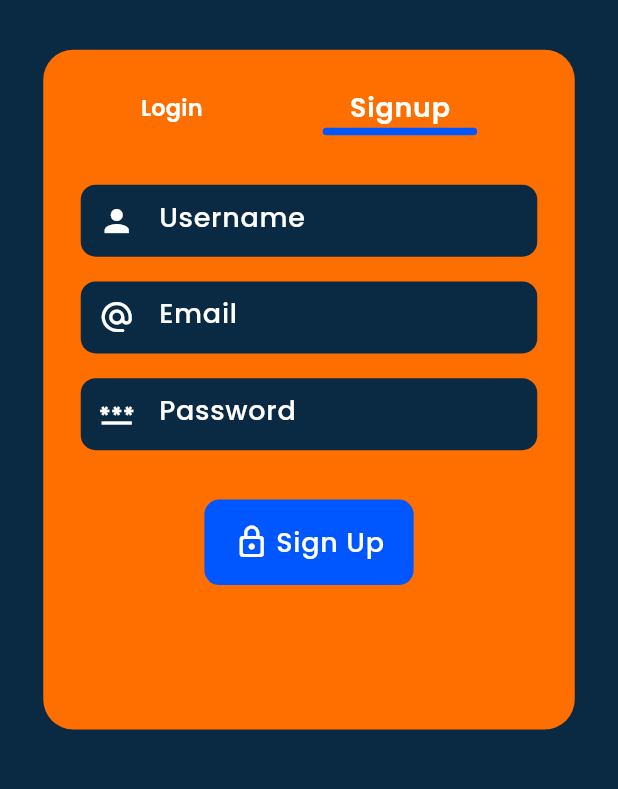
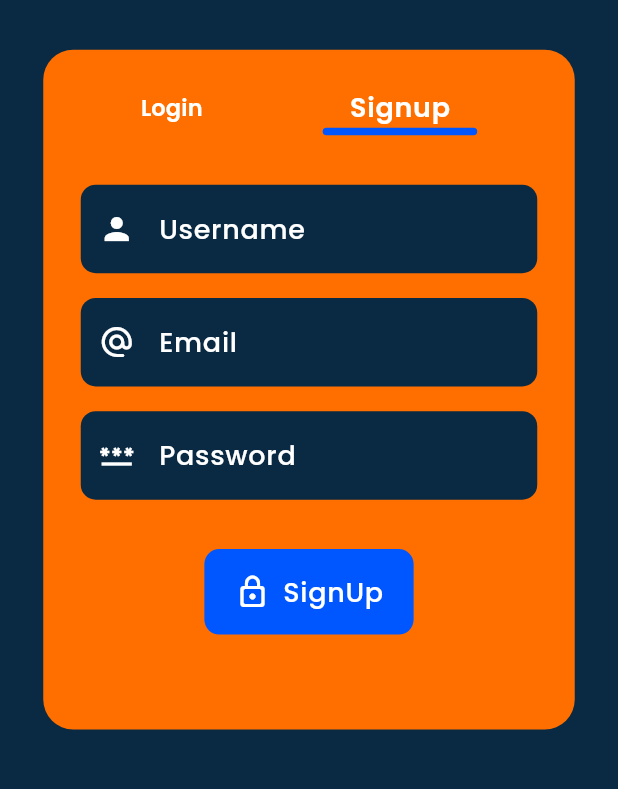
Before and after one commit to huzaifa-huzzi/chatify-Project, a Flutter app: the LoginScreen screen opened directly, after a tap on "Signup", on a phone screen of 412 x 824 dp, the part 280-1069 px from its top. Run offline on Flutter 3.47's test engine with Material 3 defaults, Android fonts, the phone set to English and light mode, and no system bars; our stand-ins replace firebase_auth, firebase_core, firebase_database, flutter_svg, fluttertoast, get and 2 more; accounts and stored records are empty; generated files the repository leaves out were written again.

Commit message:
Making Chat App

```diff
--- a/lib/Resources/Reusable Widgets/RoundedButton.dart
+++ b/lib/Resources/Reusable Widgets/RoundedButton.dart
@@ -1,12 +1,17 @@
 import 'package:flutter/material.dart';
 import 'package:loading_indicator/loading_indicator.dart';
-
 
 class RoundedButton extends StatefulWidget {
   final String title;
   final VoidCallback onTap;
-   final bool loading ;
-  const RoundedButton({super.key,required this.title,required this.onTap,this.loading = false});
+  final bool loading;
+
+  const RoundedButton({
+    super.key,
+    required this.title,
+    required this.onTap,
+    this.loading = false,
+  });
 
   @override
   State<RoundedButton> createState() => _RoundedButtonState();
@@ -15,22 +20,39 @@ class RoundedButton extends StatefulWidget {
 class _RoundedButtonState extends State<RoundedButton> {
   @override
   Widget build(BuildContext context) {
-    final height = MediaQuery.sizeOf(context).height;
     final width = MediaQuery.sizeOf(context).width;
+
     return InkWell(
-      onTap:widget.onTap ,
+      onTap: widget.loading ? null : widget.onTap,
       child: Container(
-        padding: EdgeInsets.all(15),
+        padding: const EdgeInsets.all(15),
         decoration: BoxDecoration(
           borderRadius: BorderRadius.circular(10),
-          color: Theme.of(context).colorScheme.primary,
+          color: widget.loading
+              ? Colors.grey
+              : Theme.of(context).colorScheme.primary,
         ),
         child: Row(
           mainAxisAlignment: MainAxisAlignment.center,
           children: [
-            widget.loading ? const LoadingIndicator(indicatorType:Indicator.ballClipRotate,colors:[Colors.white],)  :   Icon(Icons.lock_outline_rounded),
-            SizedBox(width: width * 0.01,),
-            Text(widget.title,style: Theme.of(context).textTheme.bodyLarge,)
+            widget.loading
+                ? SizedBox(
+              height: 24,
+              width: 24,
+              child: LoadingIndicator(
+                indicatorType: Indicator.ballClipRotate,
+                colors: [Colors.white],
+              ),
+            )
+                : const Icon(Icons.lock_outline_rounded, color: Colors.white),
+            SizedBox(width: width * 0.02),
+            Text(
+              widget.title,
+              style: Theme.of(context)
+                  .textTheme
+                  .bodyLarge
+                  ?.copyWith(color: Colors.white),
+            ),
           ],
         ),
       ),
--- a/lib/Utils/Utils.dart
+++ b/lib/Utils/Utils.dart
@@ -10,6 +10,30 @@ class Utils{
     FocusScope.of(context).requestFocus(nextFocus);
   }
 
+  /// Email validation for the LoginForm
+  String? validateEmail(String? value) {
+    if (value == null || value.isEmpty) {
+      return "Email cannot be empty";
+    }
+    final emailPattern =
+        r"^[a-zA-Z0-9]+@[a-zA-Z]+\.[a-zA-Z]{2,}$";
+    final regex = RegExp(emailPattern);
+    if (!regex.hasMatch(value)) {
+      return "Enter a valid email address";
+    }
+    return null;
+  }
+
+
+  /// Password Validation for the Login Form
+  String? validatePassword(String? value) {
+    if (value == null || value.isEmpty) {
+      return "Password cannot be empty";
+    } else if (value.length < 6) {
+      return "Password must be at least 6 characters";
+    }
+    return null;
+  }
 
   /// toastMessage
   static toastMessage(String message){
--- a/lib/View/Authentication/LoginScreen/LoginScreen.dart
+++ b/lib/View/Authentication/LoginScreen/LoginScreen.dart
@@ -55,7 +55,7 @@ class _LoginScreenState extends State<LoginScreen> {
                     duration: const Duration(milliseconds: 100),
                     child: Container(
                       padding: const EdgeInsets.all(25),
-                      height: isLogin.value ? height * 0.4 : height * 0.55,
+                      height: isLogin.value ? height * 0.5 : height * 0.55,
                       decoration: BoxDecoration(
                         borderRadius: BorderRadius.circular(20),
                         color: Theme.of(context).colorScheme.primaryContainer,
--- a/lib/View/Authentication/LoginScreen/Widgets/LoginForm.dart
+++ b/lib/View/Authentication/LoginScreen/Widgets/LoginForm.dart
@@ -1,7 +1,7 @@
 import 'package:chatify_app/Resources/Colors/Colors.dart';
 import 'package:chatify_app/Resources/Reusable%20Widgets/RoundedButton.dart';
-import 'package:chatify_app/View/HomePage/HomeScreen.dart';
 import 'package:chatify_app/View_Model/Controllers/LoginController.dart';
+import 'package:chatify_app/Utils/Utils.dart';
 import 'package:flutter/material.dart';
 import 'package:get/get.dart';
 
@@ -14,58 +14,79 @@ class LoginForm extends StatefulWidget {
 
 class _LoginFormState extends State<LoginForm> {
   final LoginController loginController = Get.put(LoginController());
+  final _formKey = GlobalKey<FormState>();
+  final FocusNode _emailFocus = FocusNode();
+  final FocusNode _passwordFocus = FocusNode();
 
   @override
   Widget build(BuildContext context) {
     final height = MediaQuery.sizeOf(context).height;
     final width = MediaQuery.sizeOf(context).width;
 
-    return Column(
+    return Form(
+      key: _formKey,
+      child: Column(
         children: [
           SizedBox(height: height * 0.01),
-        TextField(
+          TextFormField(
             controller: loginController.emailController,
+            keyboardType: TextInputType.emailAddress,
+            focusNode: _emailFocus,
+            textInputAction: TextInputAction.next,
             decoration: InputDecoration(
-            border: UnderlineInputBorder(
+              border: OutlineInputBorder(
+                borderRadius: BorderRadius.circular(10),
                 borderSide: BorderSide.none,
-              borderRadius: BorderRadius.circular(10),
               ),
               fillColor: AppColors.backgroundColor,
               filled: true,
               hintText: "Email",
               prefixIcon: Icon(Icons.alternate_email_rounded),
             ),
+            validator: Utils().validateEmail,
+            onFieldSubmitted: (_) {
+              Utils.fieldFocusChange(context, _emailFocus, _passwordFocus);
+            },
           ),
           SizedBox(height: height * 0.02),
-        TextField(
+          TextFormField(
             controller: loginController.passwordController,
             obscureText: true,
+            focusNode: _passwordFocus,
+            textInputAction: TextInputAction.done,
             decoration: InputDecoration(
-            border: UnderlineInputBorder(
+              border: OutlineInputBorder(
+                borderRadius: BorderRadius.circular(10),
                 borderSide: BorderSide.none,
-              borderRadius: BorderRadius.circular(10),
               ),
               fillColor: AppColors.backgroundColor,
               filled: true,
               hintText: "Password",
               prefixIcon: Icon(Icons.password_outlined),
             ),
+            validator: Utils().validatePassword,
           ),
           SizedBox(height: height * 0.03),
           Padding(
             padding: EdgeInsets.symmetric(horizontal: width * 0.2),
             child: Obx(() => RoundedButton(
-            title: loginController.loading.value ? 'Logging in...' : 'Login',
+              title: 'Login',
+              loading: loginController.loading.value,
               onTap: () {
+                if (_formKey.currentState!.validate()) {
                   loginController.login(
                     loginController.emailController.text.trim(),
                     loginController.passwordController.text.trim(),
                     context,
                   );
+                } else {
+                  Utils.toastMessage("Please fill the form correctly!");
+                }
               },
             )),
           ),
         ],
+      ),
     );
   }
 }
--- a/lib/View/Authentication/LoginScreen/Widgets/SignUpForm.dart
+++ b/lib/View/Authentication/LoginScreen/Widgets/SignUpForm.dart
@@ -1,6 +1,7 @@
 import 'package:chatify_app/Resources/Colors/Colors.dart';
 import 'package:chatify_app/Resources/Reusable%20Widgets/RoundedButton.dart';
 import 'package:chatify_app/View_Model/Controllers/SignUpController.dart';
+import 'package:chatify_app/Utils/Utils.dart';
 import 'package:flutter/material.dart';
 import 'package:get/get.dart';
 
@@ -13,20 +14,28 @@ class SignUpForm extends StatefulWidget {
 
 class _SignUpFormState extends State<SignUpForm> {
   final signUpController = Get.put(SignUpController());
+  final _formKey = GlobalKey<FormState>();
+
+  final FocusNode _usernameFocus = FocusNode();
+  final FocusNode _emailFocus = FocusNode();
+  final FocusNode _passwordFocus = FocusNode();
 
   @override
   Widget build(BuildContext context) {
     final height = MediaQuery.sizeOf(context).height;
     final width = MediaQuery.sizeOf(context).width;
 
-    return Column(
+    return Form(
+      key: _formKey,
+      child: Column(
         children: [
-        TextField(
+          TextFormField(
             controller: signUpController.usernameController,
-          focusNode: signUpController.usernameFocus.value,
+            focusNode: _usernameFocus,
+            textInputAction: TextInputAction.next,
             decoration: InputDecoration(
               fillColor: AppColors.backgroundColor,
-            border: UnderlineInputBorder(
+              border: OutlineInputBorder(
                 borderSide: BorderSide.none,
                 borderRadius: BorderRadius.circular(10),
               ),
@@ -34,13 +43,20 @@ class _SignUpFormState extends State<SignUpForm> {
               hintText: "Username",
               prefixIcon: const Icon(Icons.person),
             ),
+            validator: (value) =>
+            value!.isEmpty ? "Username cannot be empty" : null,
+            onFieldSubmitted: (_) {
+              Utils.fieldFocusChange(context, _usernameFocus, _emailFocus);
+            },
           ),
           SizedBox(height: height * 0.02),
-        TextField(
+          TextFormField(
             controller: signUpController.emailController,
-          focusNode: signUpController.emailFocus.value,
+            focusNode: _emailFocus,
+            textInputAction: TextInputAction.next,
+            keyboardType: TextInputType.emailAddress,
             decoration: InputDecoration(
-            border: UnderlineInputBorder(
+              border: OutlineInputBorder(
                 borderSide: BorderSide.none,
                 borderRadius: BorderRadius.circular(10),
               ),
@@ -49,14 +65,19 @@ class _SignUpFormState extends State<SignUpForm> {
               hintText: "Email",
               prefixIcon: const Icon(Icons.alternate_email_rounded),
             ),
+            validator: Utils().validateEmail,
+            onFieldSubmitted: (_) {
+              Utils.fieldFocusChange(context, _emailFocus, _passwordFocus);
+            },
           ),
           SizedBox(height: height * 0.02),
-        TextField(
+          TextFormField(
             controller: signUpController.passwordController,
-          focusNode: signUpController.passwordFocus.value,
+            focusNode: _passwordFocus,
             obscureText: true,
+            textInputAction: TextInputAction.done,
             decoration: InputDecoration(
-            border: UnderlineInputBorder(
+              border: OutlineInputBorder(
                 borderSide: BorderSide.none,
                 borderRadius: BorderRadius.circular(10),
               ),
@@ -65,25 +86,30 @@ class _SignUpFormState extends State<SignUpForm> {
               hintText: "Password",
               prefixIcon: const Icon(Icons.password_outlined),
             ),
+            validator: Utils().validatePassword,
           ),
           SizedBox(height: height * 0.04),
           Padding(
             padding: EdgeInsets.symmetric(horizontal: width * 0.2),
             child: Obx(() => RoundedButton(
-            title: signUpController.loading.value ? 'Signing Up...' : 'Sign Up',
-            onTap: signUpController.loading.value
-                ? () {} //
-                : () {
+              title: 'SignUp',
+              loading: signUpController.loading.value,
+              onTap: () {
+                if (_formKey.currentState!.validate()) {
                   signUpController.signUpFtn(
                     signUpController.emailController.text.trim(),
                     signUpController.usernameController.text.trim(),
                     signUpController.passwordController.text.trim(),
                     context,
                   );
+                }else{
+                  Utils.toastMessage('Please fill the form correctly!');
+                }
               },
             )),
           ),
         ],
+      ),
     );
   }
 }
```
Lines whose indentation alone changed are shown as unchanged.
